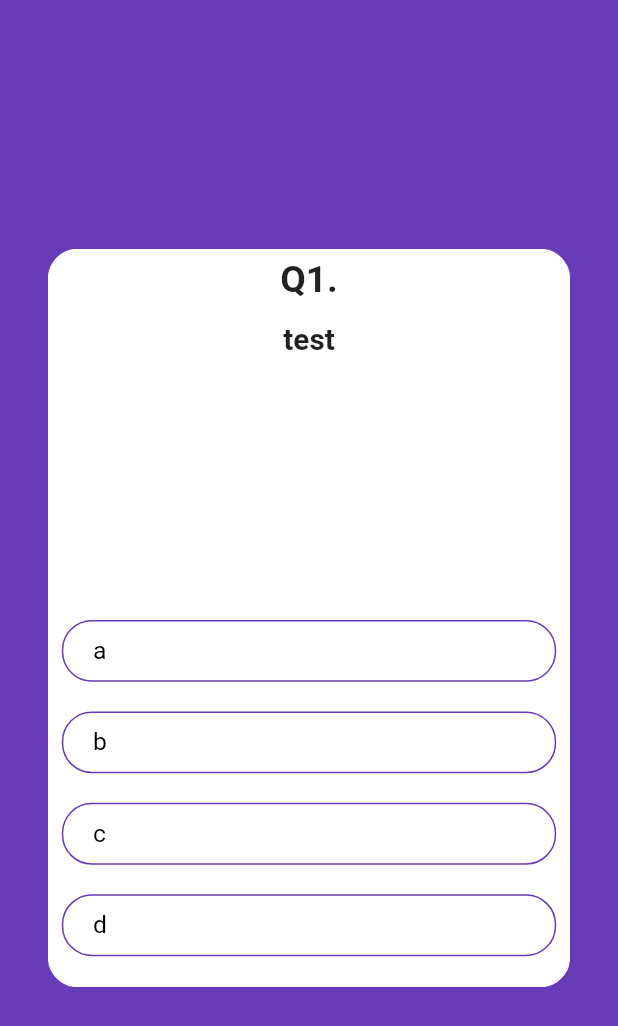
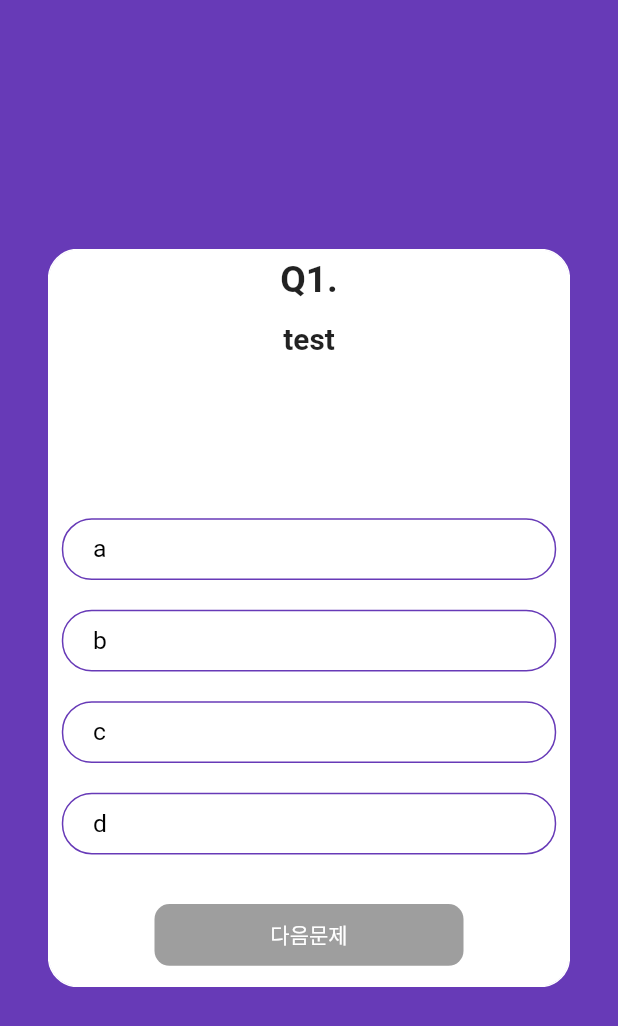
Before and after one commit to oereo/flutter-django-quiz, a Flutter app: the screen it shows after launch, after a tap on "지금 퀴즈 풀기", on a phone screen of 412 x 824 dp. Shown: the top 1026 px of the screen. Run offline on Flutter 3.47's test engine with Material 2 defaults, Android fonts, the phone set to English and light mode, and no system bars; drawn by our look-alikes of auto_size_text; our stand-ins replace flutter_swiper.

Commit message:
feat: add quiz next button

```diff
--- a/lib/screen/screen_quiz.dart
+++ b/lib/screen/screen_quiz.dart
@@ -12,10 +12,10 @@ class QuizScreen extends StatefulWidget {
 }
 
 class _QuizScreenState extends State<QuizScreen> {
-  List<int> _answers = [-1, -1, -1, -1];
+  List<int> _answers = [-1, -1, -1];
   List<bool> _answerState = [false, false, false, false];
   int _currentIndex = 0;
-
+  SwiperController _controller = SwiperController();
   @override
   Widget build(BuildContext context) {
     Size screenSize = MediaQuery.of(context).size;
@@ -33,6 +33,7 @@ class _QuizScreenState extends State<QuizScreen> {
             width: width * 0.85,
             height: height * 0.6,
             child: Swiper(
+              controller: _controller,
               physics: NeverScrollableScrollPhysics(),
               loop: false,
               itemCount: widget.quizs.length,
@@ -86,6 +87,45 @@ class _QuizScreenState extends State<QuizScreen> {
             Column(
               children: _buildCandidates(width, quiz),
             ),
+            Container(
+                padding: EdgeInsets.all(width * 0.024),
+                child: Center(
+                    child: ButtonTheme(
+                        minWidth: width * 0.5,
+                        height: height * 0.05,
+                        shape: RoundedRectangleBorder(
+                          borderRadius:
+                              BorderRadius.circular(10),
+                        ),
+                        child: RaisedButton(
+                            child: _currentIndex ==
+                                    widget.quizs.length - 1
+                                ? Text('결과보기')
+                                : Text('다음문제'),
+                            textColor: Colors.white,
+                            color: Colors.deepPurple,
+                            onPressed:
+                                _answers[_currentIndex] ==
+                                        -1
+                                    ? null
+                                    : () {
+                                        if (_currentIndex ==
+                                            widget.quizs
+                                                    .length -
+                                                1) {
+                                        } else {
+                                          _answerState = [
+                                            false,
+                                            false,
+                                            false,
+                                            false
+                                          ];
+                                          _currentIndex +=
+                                              1;
+                                          _controller
+                                              .next();
+                                        }
+                                      }))))
           ],
         ));
   }
```
